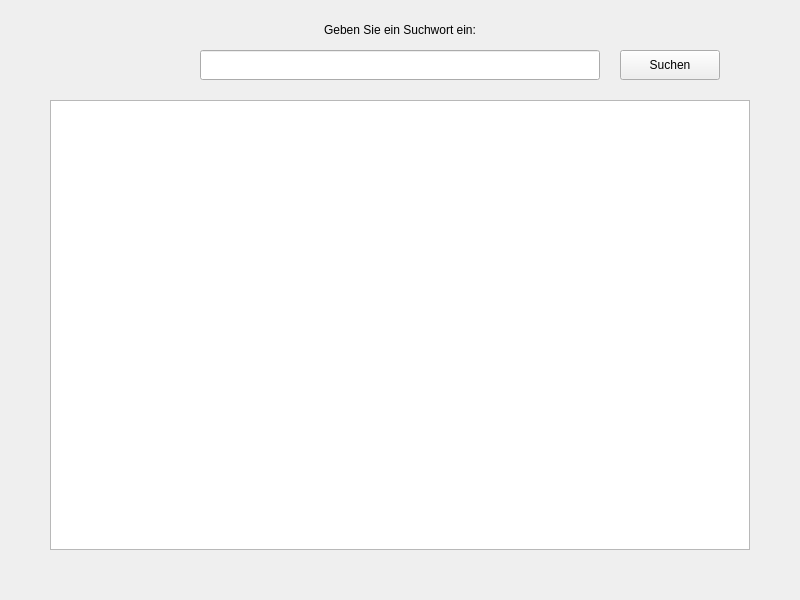
First picture: the form in searchnote.ui, repository as070700/Noteapp, before the edit.
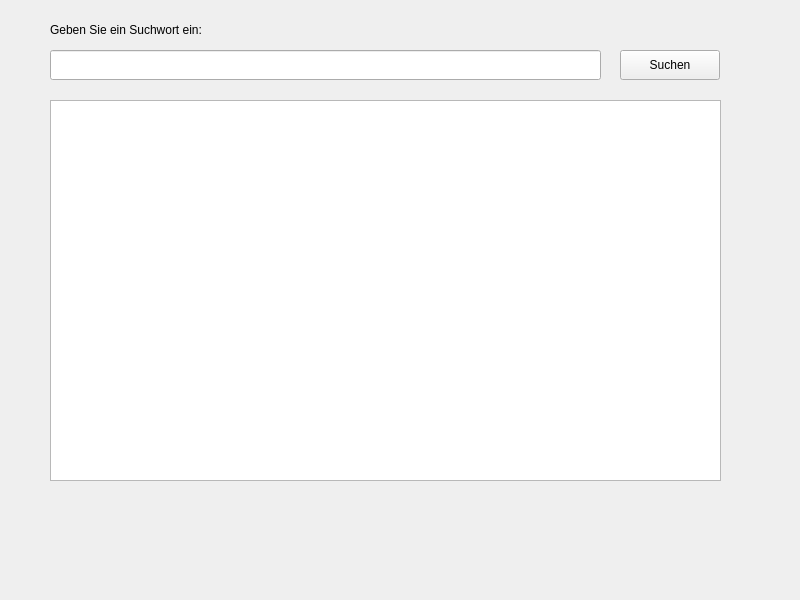
Second picture: the form after the edit.

Diff of the .ui file:
```diff
--- a/searchnote.ui
+++ b/searchnote.ui
@@ -16,7 +16,7 @@
   <widget class="QLabel" name="label_searchnote">
    <property name="geometry">
     <rect>
-     <x>250</x>
+     <x>50</x>
      <y>20</y>
      <width>300</width>
      <height>20</height>
@@ -26,15 +26,15 @@
     <string>Geben Sie ein Suchwort ein:</string>
    </property>
    <property name="alignment">
-    <set>Qt::AlignmentFlag::AlignCenter</set>
+    <set>Qt::AlignmentFlag::AlignLeading|Qt::AlignmentFlag::AlignLeft|Qt::AlignmentFlag::AlignVCenter</set>
    </property>
   </widget>
   <widget class="QLineEdit" name="searchLineEdit_searchnote">
    <property name="geometry">
     <rect>
-     <x>200</x>
+     <x>50</x>
      <y>50</y>
-     <width>400</width>
+     <width>551</width>
      <height>30</height>
     </rect>
    </property>
@@ -57,8 +57,8 @@
     <rect>
      <x>50</x>
      <y>100</y>
-     <width>700</width>
-     <height>450</height>
+     <width>671</width>
+     <height>381</height>
     </rect>
    </property>
   </widget>
```
